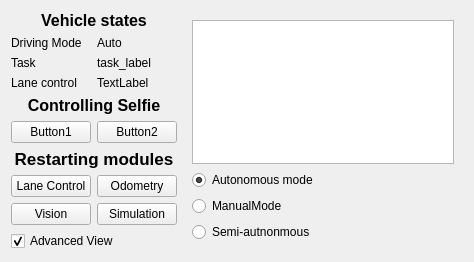
The window that src/Tools/rqt_plugins/resource/MyPlugin.ui (KNR-PW/selfie_carolocup) describes before a commit, drawn with Qt 5.
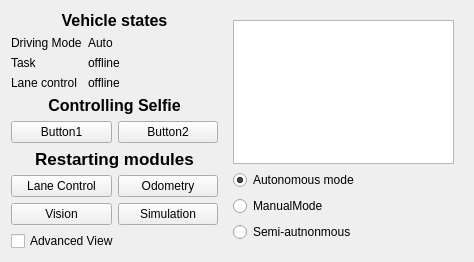
The same window after the commit.

Commit message: Fix switching advanced view

The edit to the form file:
```diff
--- a/src/Tools/rqt_plugins/resource/MyPlugin.ui
+++ b/src/Tools/rqt_plugins/resource/MyPlugin.ui
@@ -58,7 +58,7 @@
          <item row="1" column="1">
           <widget class="QLabel" name="task_label">
            <property name="text">
-            <string>task_label</string>
+            <string>offline</string>
            </property>
           </widget>
          </item>
@@ -71,7 +71,7 @@
             </sizepolicy>
            </property>
            <property name="text">
-            <string>TextLabel</string>
+            <string>offline</string>
            </property>
           </widget>
          </item>
@@ -83,6 +83,12 @@
              <verstretch>0</verstretch>
             </sizepolicy>
            </property>
+           <property name="minimumSize">
+            <size>
+             <width>130</width>
+             <height>0</height>
+            </size>
+           </property>
            <property name="text">
             <string>Auto</string>
            </property>
@@ -162,6 +168,12 @@
              <verstretch>0</verstretch>
             </sizepolicy>
            </property>
+           <property name="minimumSize">
+            <size>
+             <width>0</width>
+             <height>0</height>
+            </size>
+           </property>
            <property name="text">
             <string>Button2</string>
            </property>
@@ -278,11 +290,14 @@
        </item>
        <item>
         <widget class="QCheckBox" name="check_box_advanced_view">
+         <property name="enabled">
+          <bool>true</bool>
+         </property>
          <property name="text">
           <string>Advanced View</string>
          </property>
          <property name="checked">
-          <bool>true</bool>
+          <bool>false</bool>
          </property>
         </widget>
        </item>
```
The commit also changes 1 other file.
